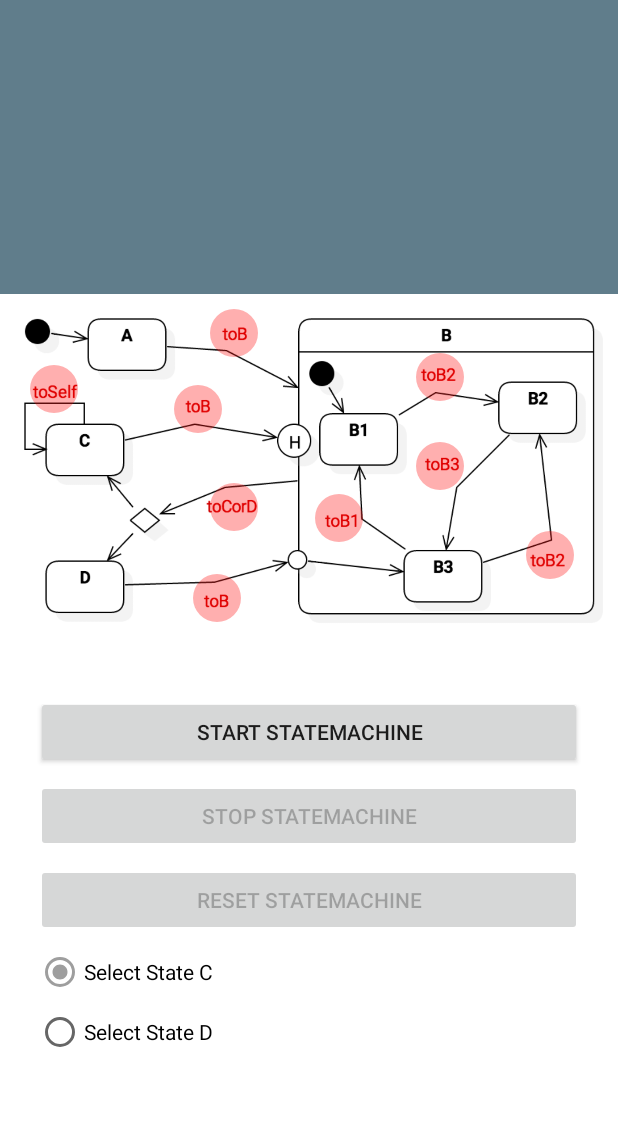
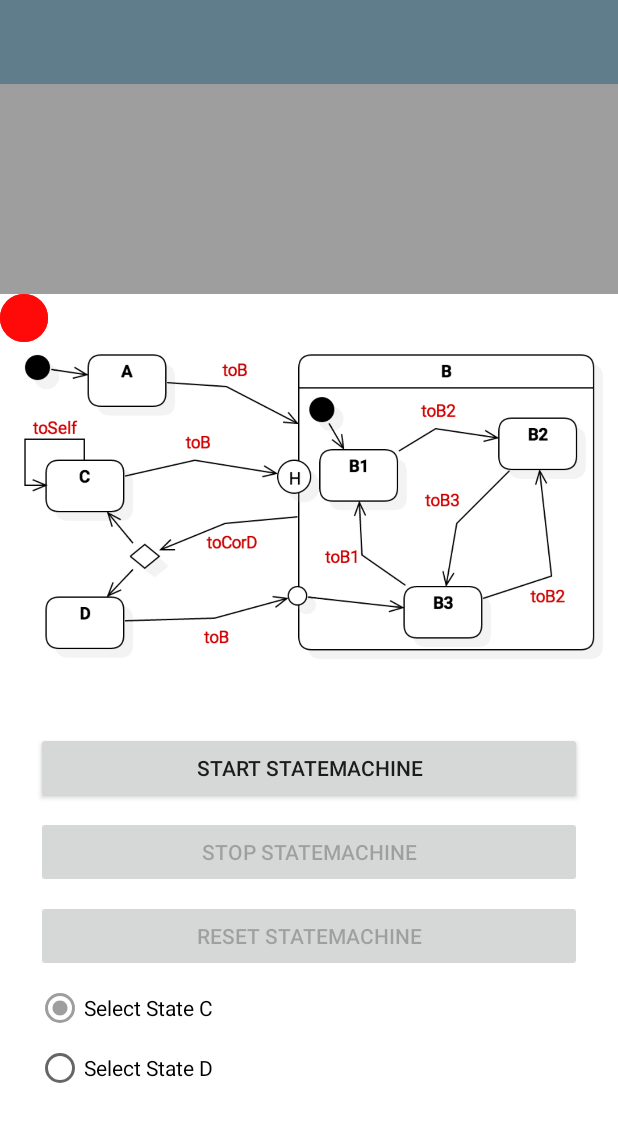
Before and after one commit to Fuusio/Robopupu, an Android app: the layout fragment_fsm_demo.xml on its own in the app's theme, with its tools: preview values and no code run, on a phone screen of 412 x 824 dp. Shown: the top 1122 px of the screen. Run offline under Robolectric (Android 15) with nearby library versions, the phone set to English and light mode, and no system bars.

Commit message:
Improvements and fixes on FSM Demo Feature.

```diff
--- a/app/src/main/java/com/robopupu/app/view/CoordinatorLayoutFragment.java
+++ b/app/src/main/java/com/robopupu/app/view/CoordinatorLayoutFragment.java
@@ -61,8 +61,8 @@ public abstract class CoordinatorLayoutFragment<T_Presenter extends FeaturePrese
             setupFabAction(mFab);
         }
 
-        final ImageView imageView = getView(R.id.image_view_backdrop);
-        setupBackdrop(imageView);
+        //final ImageView imageView = getView(R.id.image_view_backdrop);
+        //setupBackdrop(imageView);
     }
 
     protected void setupFabAction(final FloatingActionButton fab) {
--- a/app/src/main/res/layout/fragment_fsm_demo.xml
+++ b/app/src/main/res/layout/fragment_fsm_demo.xml
@@ -24,7 +24,8 @@
             app:contentScrim="?attr/colorPrimary"
             app:expandedTitleMarginEnd="64dp"
             app:expandedTitleMarginStart="48dp"
-            app:layout_scrollFlags="scroll|exitUntilCollapsed">
+            app:layout_scrollFlags="scroll|exitUntilCollapsed"
+            android:background="@color/accent">
 
             <ImageView
                 android:id="@+id/image_view_backdrop"
@@ -50,6 +51,7 @@
         app:layout_behavior="@string/appbar_scrolling_view_behavior">
 
         <RelativeLayout
+            android:id="@+id/relative_layout_content"
             android:layout_width="match_parent"
             android:layout_height="match_parent"
             android:background="@android:color/white">
@@ -63,7 +65,8 @@
                 android:scaleType="fitStart"
                 android:layout_alignParentTop="true"
                 android:layout_alignParentLeft="true"
-                android:layout_alignParentStart="true" />
+                android:layout_alignParentStart="true"
+                android:layout_marginTop="24dp" />
 
             <Button
                 android:layout_width="wrap_content"
@@ -109,105 +112,73 @@
                 android:layout_width="32dp"
                 android:layout_height="32dp"
                 android:id="@+id/image_button_to_b_from_a"
-                android:layout_marginLeft="88dp"
-                android:layout_marginStart="88dp"
-                android:layout_marginTop="10dp"
                 android:background="@drawable/selector_trigger_button"
                 android:layout_alignParentTop="true"
-                android:layout_toRightOf="@+id/image_button_to_self"
-                android:layout_toEndOf="@+id/image_button_to_self" />
+                android:layout_alignParentLeft="true" />
 
             <ImageButton
                 android:layout_width="32dp"
                 android:layout_height="32dp"
                 android:id="@+id/image_button_to_self"
                 android:background="@drawable/selector_trigger_button"
-                android:layout_marginTop="5dp"
-                android:layout_below="@+id/image_button_to_b_from_a"
-                android:layout_alignParentLeft="true"
-                android:layout_alignParentStart="true"
-                android:layout_marginLeft="20dp"
-                android:layout_marginStart="20dp" />
+                android:layout_alignParentTop="true"
+                android:layout_alignParentLeft="true"/>
 
             <ImageButton
                 android:layout_width="32dp"
                 android:layout_height="32dp"
                 android:id="@+id/image_button_to_b_from_c"
                 android:background="@drawable/selector_trigger_button"
-                android:layout_marginRight="24dp"
-                android:layout_marginEnd="24dp"
-                android:layout_marginTop="13dp"
-                android:layout_alignTop="@+id/image_button_to_self"
-                android:layout_alignRight="@+id/image_button_to_b_from_a"
-                android:layout_alignEnd="@+id/image_button_to_b_from_a" />
+                android:layout_alignParentTop="true"
+                android:layout_alignParentLeft="true"/>
 
             <ImageButton
                 android:layout_width="32dp"
                 android:layout_height="32dp"
                 android:id="@+id/image_button_to_c_or_d"
                 android:background="@drawable/selector_trigger_button"
-                android:layout_alignTop="@+id/image_button_to_b3"
-                android:layout_alignLeft="@+id/image_button_to_b_from_a"
-                android:layout_alignStart="@+id/image_button_to_b_from_a"
-                android:layout_marginTop="27dp" />
+                android:layout_alignParentTop="true"
+                android:layout_alignParentLeft="true"/>
 
             <ImageButton
                 android:layout_width="32dp"
                 android:layout_height="32dp"
                 android:id="@+id/image_button_to_b1"
                 android:background="@drawable/selector_trigger_button"
-                android:layout_marginLeft="38dp"
-                android:layout_marginStart="38dp"
-                android:layout_marginTop="7dp"
-                android:layout_alignTop="@+id/image_button_to_c_or_d"
-                android:layout_toRightOf="@+id/image_button_to_c_or_d"
-                android:layout_toEndOf="@+id/image_button_to_c_or_d" />
+                android:layout_alignParentTop="true"
+                android:layout_alignParentLeft="true"/>
 
             <ImageButton
                 android:layout_width="32dp"
                 android:layout_height="32dp"
                 android:id="@+id/image_button_b2_from_b1"
                 android:background="@drawable/selector_trigger_button"
-                android:layout_marginLeft="35dp"
-                android:layout_marginStart="35dp"
-                android:layout_marginBottom="8dp"
-                android:layout_alignBottom="@+id/image_button_to_self"
-                android:layout_toRightOf="@+id/image_button_to_b1"
-                android:layout_toEndOf="@+id/image_button_to_b1" />
+                android:layout_alignParentTop="true"
+                android:layout_alignParentLeft="true"/>
 
             <ImageButton
                 android:layout_width="32dp"
                 android:layout_height="32dp"
                 android:id="@+id/image_button_to_b3"
                 android:background="@drawable/selector_trigger_button"
-                android:layout_marginTop="6dp"
-                android:layout_below="@+id/image_button_to_b_from_c"
-                android:layout_alignLeft="@+id/image_button_b2_from_b1"
-                android:layout_alignStart="@+id/image_button_b2_from_b1" />
+                android:layout_alignParentTop="true"
+                android:layout_alignParentLeft="true"/>
 
             <ImageButton
                 android:layout_width="32dp"
                 android:layout_height="32dp"
                 android:id="@+id/image_button_to_b2_from_b3"
                 android:background="@drawable/selector_trigger_button"
-                android:layout_marginRight="5dp"
-                android:layout_marginEnd="5dp"
-                android:layout_below="@+id/image_button_to_c_or_d"
-                android:layout_alignRight="@+id/button_start"
-                android:layout_alignEnd="@+id/button_start" />
+                android:layout_alignParentTop="true"
+                android:layout_alignParentLeft="true"/>
 
             <ImageButton
                 android:layout_width="32dp"
                 android:layout_height="32dp"
                 android:id="@+id/image_button_to_b_from_d"
                 android:background="@drawable/selector_trigger_button"
-                android:layout_marginRight="11dp"
-                android:layout_marginEnd="11dp"
-                android:layout_below="@+id/image_button_to_b1"
-                android:layout_alignRight="@+id/image_button_to_c_or_d"
-                android:layout_alignEnd="@+id/image_button_to_c_or_d"
-                android:layout_marginTop="21dp" />
-
+                android:layout_alignParentTop="true"
+                android:layout_alignParentLeft="true"/>
 
 
             <RadioGroup
--- a/fuusio-api/src/main/java/org/fuusio/api/fsm/StateEngine.java
+++ b/fuusio-api/src/main/java/org/fuusio/api/fsm/StateEngine.java
@@ -283,7 +283,7 @@ public abstract class StateEngine<T_State extends StateEngine> {
                 currentState.exit(newState);
             }
 
-            newState.onEnter();
+            // newState.onEnter();
 
             return (T_State) newState.enter(entryPoint);
         } else {
```
Also changed, not shown: app/src/main/java/com/robopupu/feature/fsm/presenter/FsmDemoPresenterImpl.java (+15 -8 lines), app/src/main/java/com/robopupu/feature/fsm/view/FsmDemoFragment.java (+36 -9 lines), app/src/main/res/drawable/img_robopupu.png.
